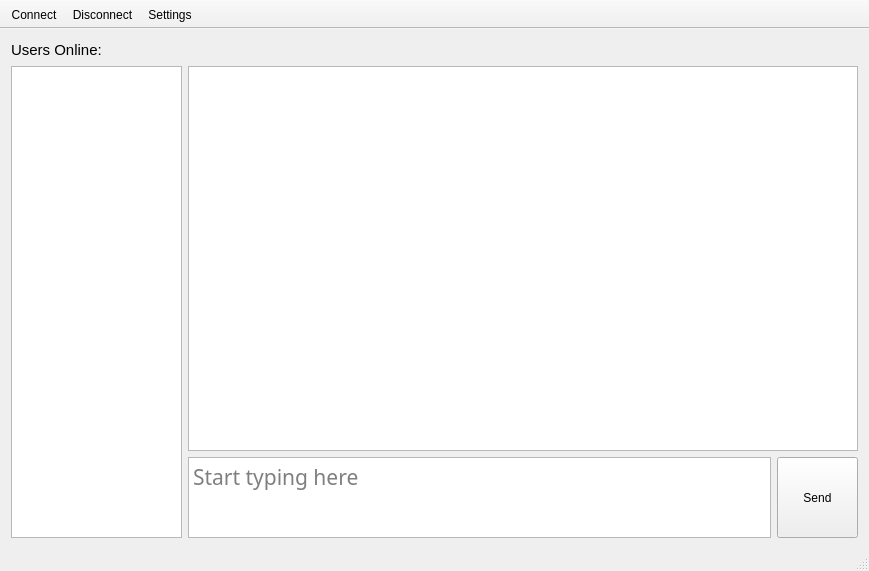
This is Source/Client/mainwindow.ui in krstlb/linux-chat as Qt 5 draws it before an edit. The edited form follows.
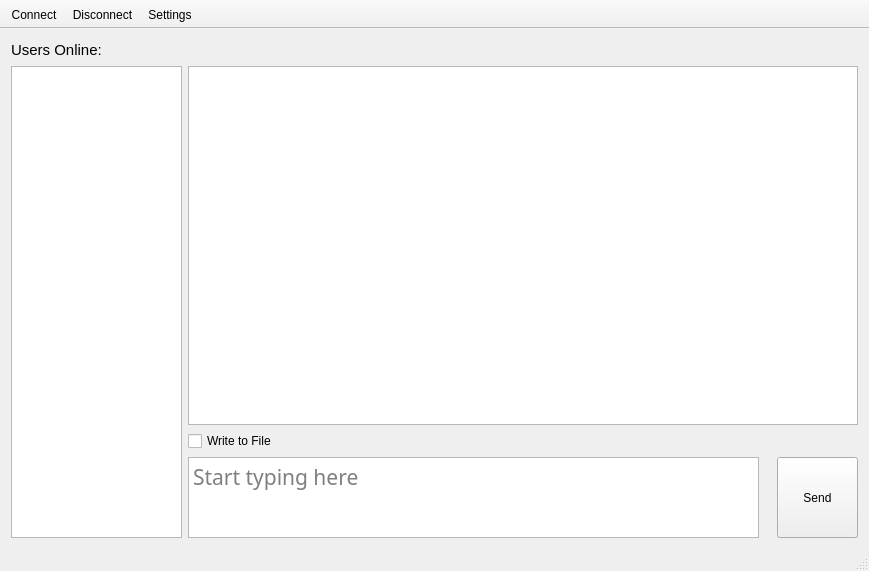
This is the edited form.

The edit to the form file:
```diff
--- a/Source/Client/mainwindow.ui
+++ b/Source/Client/mainwindow.ui
@@ -15,7 +15,7 @@
   </property>
   <widget class="QWidget" name="centralWidget">
    <layout class="QGridLayout" name="gridLayout">
-    <item row="2" column="1">
+    <item row="3" column="1">
      <widget class="QTextEdit" name="sendMessageContent">
       <property name="minimumSize">
        <size>
@@ -58,7 +58,7 @@
       </property>
      </widget>
     </item>
-    <item row="2" column="2">
+    <item row="3" column="4">
      <widget class="QPushButton" name="sendDataButton">
       <property name="minimumSize">
        <size>
@@ -107,7 +107,7 @@
       </property>
      </widget>
     </item>
-    <item row="1" column="0" rowspan="2">
+    <item row="1" column="0" rowspan="3">
      <widget class="QListWidget" name="listWidget">
       <property name="minimumSize">
        <size>
@@ -126,7 +126,7 @@
       </property>
      </widget>
     </item>
-    <item row="1" column="1" colspan="2">
+    <item row="1" column="1" colspan="4">
      <widget class="QTextBrowser" name="textWindow">
       <property name="minimumSize">
        <size>
@@ -145,6 +145,13 @@
       </property>
      </widget>
     </item>
+    <item row="2" column="1">
+     <widget class="QCheckBox" name="checkBox">
+      <property name="text">
+       <string>Write to File</string>
+      </property>
+     </widget>
+    </item>
    </layout>
   </widget>
   <widget class="QToolBar" name="mainToolBar">
```
